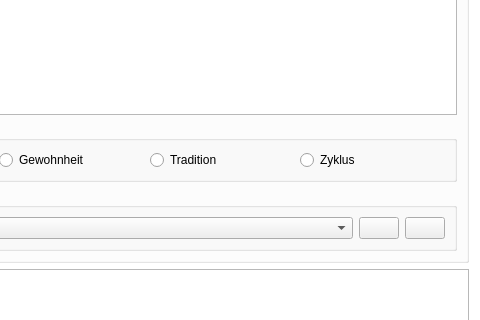
Above: src/watnu/ui/task_editor.ui from amogorkon/watnu before the change; both pictures show x 187 to 667 and y 141 to 461 of the 667 by 846 pixel window. Below: the same form after it.
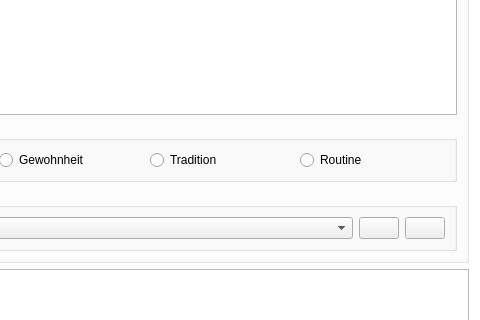
That is the form after the change. Icons and pictures are not drawn.

The edit to the form file:
```diff
--- a/src/watnu/ui/task_editor.ui
+++ b/src/watnu/ui/task_editor.ui
@@ -133,7 +133,7 @@
           <item>
            <widget class="QRadioButton" name="is_cycle">
             <property name="text">
-             <string>Zyklus</string>
+             <string>Routine</string>
             </property>
             <attribute name="buttonGroup">
              <string notr="true">kind_of</string>
```
Left out of the diff: 2 changed lines with no effect on the pictures.
